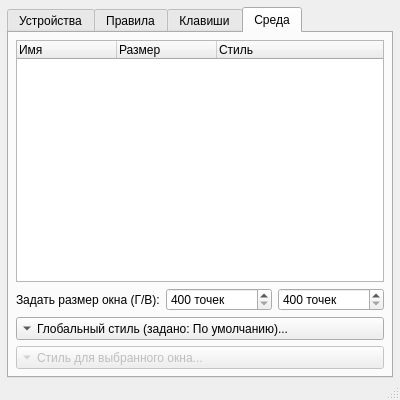
First picture: the form in uisrc/window/settings.ui, repository StarterCraft/leafyy, before the edit.
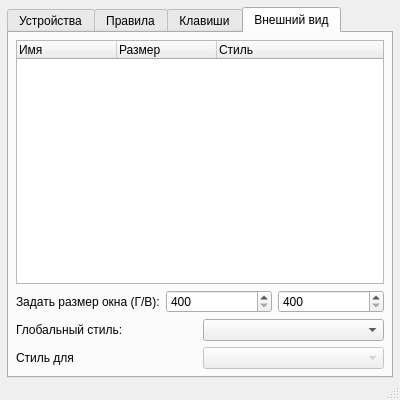
Second picture: the form after the edit.

Patch:
```diff
--- a/uisrc/window/settings.ui
+++ b/uisrc/window/settings.ui
@@ -221,7 +221,7 @@
       </widget>
       <widget class="QWidget" name="tabEnvironment">
        <attribute name="title">
-        <string>Среда</string>
+        <string>Внешний вид</string>
        </attribute>
        <layout class="QVBoxLayout" name="verticalLayout_5">
         <property name="leftMargin">
@@ -269,12 +269,6 @@
           </item>
           <item>
            <widget class="QSpinBox" name="spbHorizontal">
-            <property name="suffix">
-             <string> точек</string>
-            </property>
-            <property name="prefix">
-             <string/>
-            </property>
             <property name="minimum">
              <number>400</number>
             </property>
@@ -285,12 +279,6 @@
           </item>
           <item>
            <widget class="QSpinBox" name="spbVertical">
-            <property name="suffix">
-             <string> точек</string>
-            </property>
-            <property name="prefix">
-             <string/>
-            </property>
             <property name="minimum">
              <number>400</number>
             </property>
@@ -302,51 +290,36 @@
          </layout>
         </item>
         <item>
-         <widget class="QToolButton" name="btnGlobalStyle">
-          <property name="sizePolicy">
-           <sizepolicy hsizetype="Preferred" vsizetype="Preferred">
-            <horstretch>0</horstretch>
-            <verstretch>0</verstretch>
-           </sizepolicy>
-          </property>
-          <property name="text">
-           <string>Глобальный стиль (задано: По умолчанию)...</string>
-          </property>
-          <property name="autoExclusive">
-           <bool>true</bool>
-          </property>
-          <property name="toolButtonStyle">
-           <enum>Qt::ToolButtonTextBesideIcon</enum>
-          </property>
-          <property name="autoRaise">
-           <bool>false</bool>
-          </property>
-          <property name="arrowType">
-           <enum>Qt::DownArrow</enum>
-          </property>
-         </widget>
+         <layout class="QHBoxLayout" name="horizontalLayout_5">
+          <item>
+           <widget class="QLabel" name="label_3">
+            <property name="text">
+             <string>Глобальный стиль:</string>
+            </property>
+           </widget>
+          </item>
+          <item>
+           <widget class="QComboBox" name="cbbGlobalTheme"/>
+          </item>
+         </layout>
         </item>
         <item>
-         <widget class="QToolButton" name="btnComponentStyle">
-          <property name="enabled">
-           <bool>false</bool>
-          </property>
-          <property name="sizePolicy">
-           <sizepolicy hsizetype="Preferred" vsizetype="Preferred">
-            <horstretch>0</horstretch>
-            <verstretch>0</verstretch>
-           </sizepolicy>
-          </property>
-          <property name="text">
-           <string>Стиль для выбранного окна...</string>
-          </property>
-          <property name="toolButtonStyle">
-           <enum>Qt::ToolButtonTextBesideIcon</enum>
-          </property>
-          <property name="arrowType">
-           <enum>Qt::DownArrow</enum>
-          </property>
-         </widget>
+         <layout class="QHBoxLayout" name="horizontalLayout_6">
+          <item>
+           <widget class="QLabel" name="label_2">
+            <property name="text">
+             <string>Стиль для</string>
+            </property>
+           </widget>
+          </item>
+          <item>
+           <widget class="QComboBox" name="cbbComponentTheme">
+            <property name="enabled">
+             <bool>false</bool>
+            </property>
+           </widget>
+          </item>
+         </layout>
         </item>
        </layout>
       </widget>
```
Left out of the diff: 5 changed lines with no effect on the pictures.
